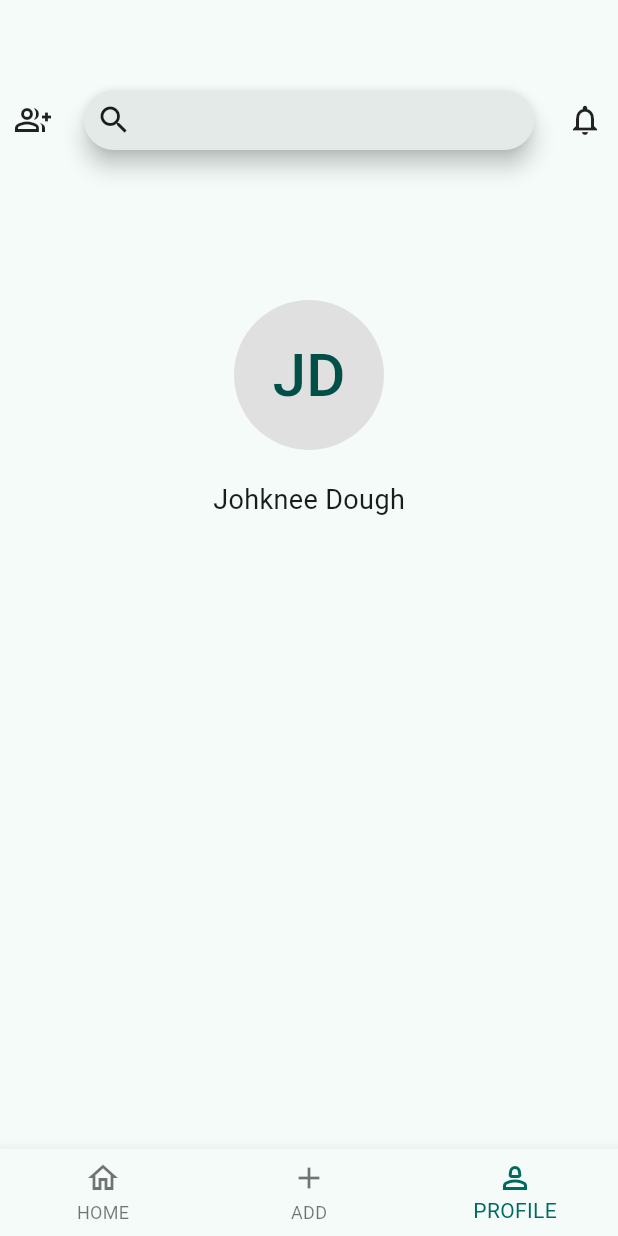
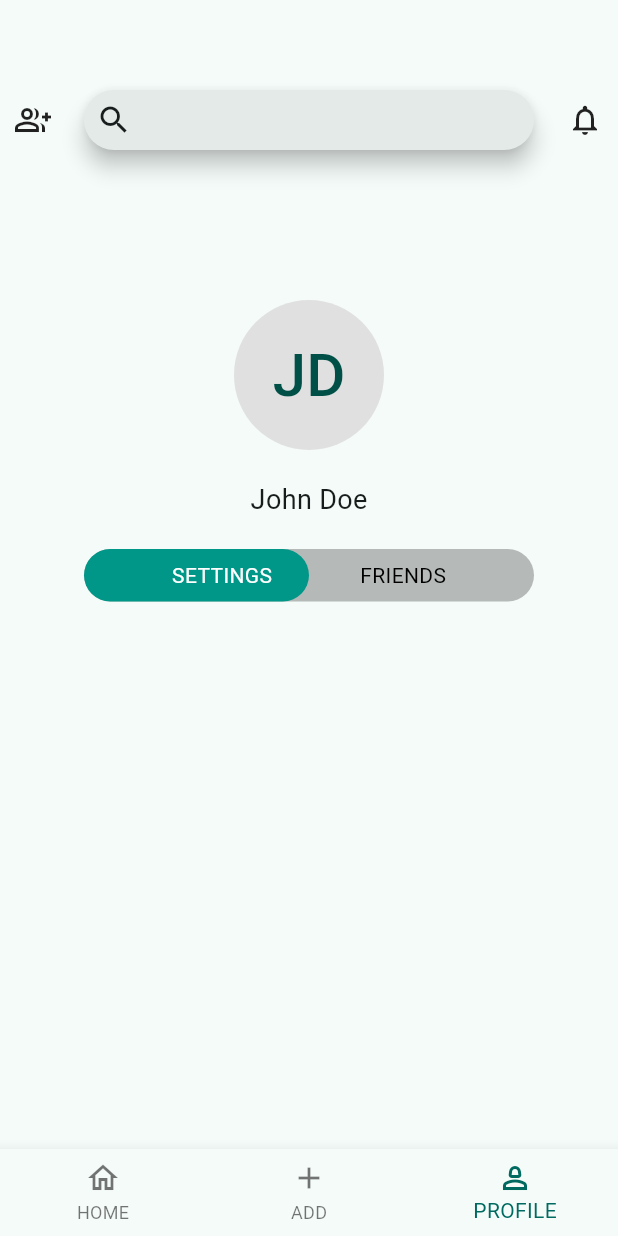
Before and after one commit to DANS-AUS/CHAT_APP_CLIENT, a Flutter app: the screen it shows after launch, item 3 of the bottom bar chosen, on a phone screen of 412 x 824 dp. Run offline on Flutter 3.47's test engine with Material 3 defaults, Android fonts, the phone set to English and light mode, and no system bars; our stand-ins replace chat_bubbles.

Commit message:
Implemented switch for dynamic views on the profile view page.

```diff
--- a/lib/pages/profile.dart
+++ b/lib/pages/profile.dart
@@ -1,4 +1,5 @@
 // Profile page view.
+import 'package:chat/components/switch.dart';
 import 'package:flutter/material.dart';
 import '../components/top_nav.dart';
 
@@ -11,11 +12,28 @@ class UserInfo {
       {required this.username, required this.fullName, required this.authId});
 }
 
-class ProfileView extends StatelessWidget {
+class SwitchModel extends ValueNotifier<bool> {
+  SwitchModel() : super(true);
+
+  void onSwitchChange() {
+    value = !value;
+  }
+}
+
+class ProfileView extends StatefulWidget {
   const ProfileView({super.key});
 
-  static final UserInfo currentUser = UserInfo(
-      username: 'JohnDoe', fullName: 'Johknee Dough', authId: 'a1b2c3');
+  static UserInfo currentUser =
+      UserInfo(username: 'JohnDoe', fullName: 'John Doe', authId: 'a1b2c3');
+
+  static bool val = true;
+
+  @override
+  State<ProfileView> createState() => _ProfileViewState();
+}
+
+class _ProfileViewState extends State<ProfileView> {
+  SwitchModel switchModel = SwitchModel();
 
   @override
   Widget build(BuildContext context) {
@@ -39,9 +57,19 @@ class ProfileView extends StatelessWidget {
               height: 20,
             ),
             Text(
-              currentUser.fullName,
+              ProfileView.currentUser.fullName,
               style: const TextStyle(fontSize: 18),
-            )
+            ),
+            const SizedBox(height: 20),
+            SwitchWidget(
+                titleOne: 'SETTINGS',
+                titleTwo: 'FRIENDS',
+                value: switchModel.value,
+                onTap: (bool val) {
+                  setState(() {
+                    switchModel.onSwitchChange();
+                  });
+                })
           ],
         ));
   }
```
